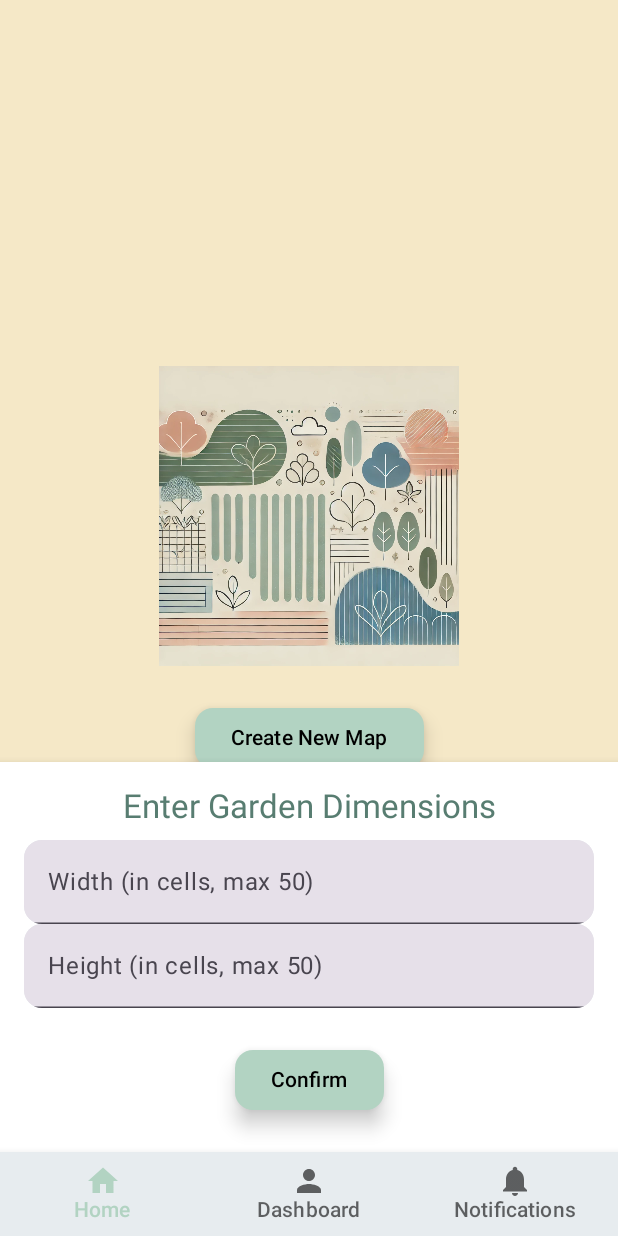
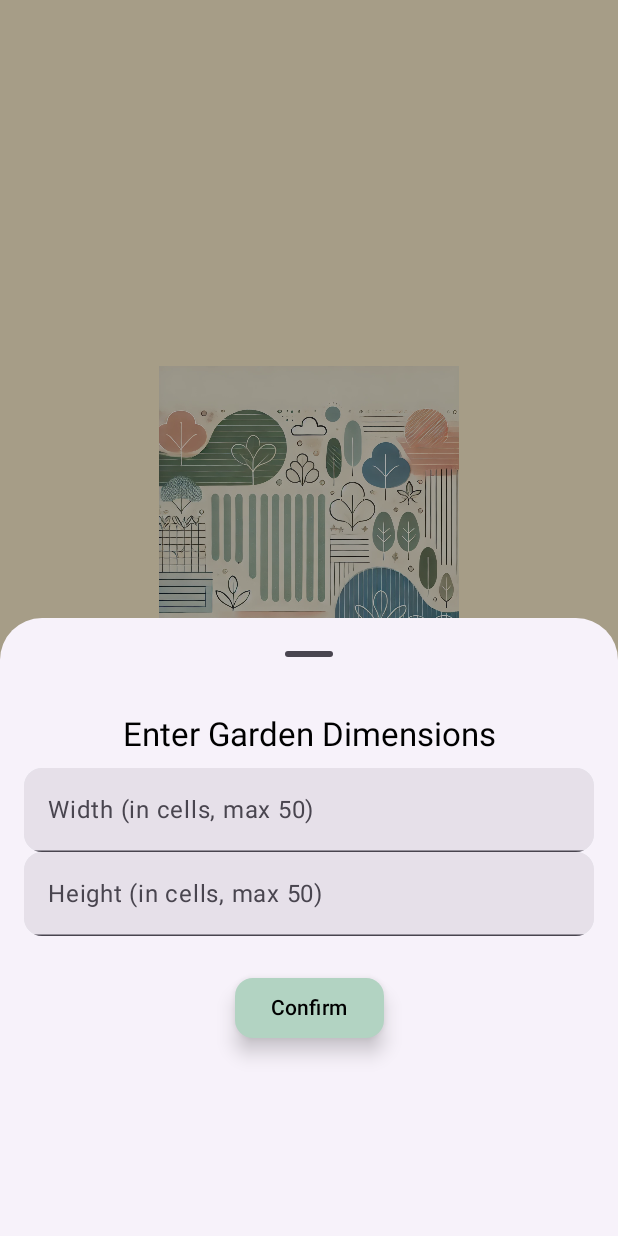
Before and after one commit to szysz3/planty, an Android app built with Jetpack Compose: the screen it shows after launch (MainActivity), after a tap on "Create New Map", on a phone screen of 412 x 824 dp. Run offline under Robolectric (Android 15) with nearby library versions, the phone set to English and light mode, and no system bars; our stand-ins replace Dagger/Hilt's generated code, Timber.

Commit message:
Move home screen state management to view model

```diff
--- a/presentation/src/main/java/szysz3/planty/screen/home/HomeScreen.kt
+++ b/presentation/src/main/java/szysz3/planty/screen/home/HomeScreen.kt
@@ -1,64 +1,47 @@
 package szysz3.planty.screen.home
 
 import androidx.compose.foundation.Image
-import androidx.compose.foundation.background
 import androidx.compose.foundation.layout.Box
 import androidx.compose.foundation.layout.Column
 import androidx.compose.foundation.layout.Spacer
 import androidx.compose.foundation.layout.fillMaxSize
 import androidx.compose.foundation.layout.height
 import androidx.compose.foundation.layout.size
-import androidx.compose.material.BottomSheetScaffold
+import androidx.compose.foundation.layout.wrapContentHeight
+import androidx.compose.material.AlertDialog
 import androidx.compose.material.ExperimentalMaterialApi
-import androidx.compose.material.rememberBottomSheetScaffoldState
-import androidx.compose.material3.MaterialTheme
+import androidx.compose.material3.ExperimentalMaterial3Api
+import androidx.compose.material3.ModalBottomSheet
+import androidx.compose.material3.Text
+import androidx.compose.material3.TextButton
+import androidx.compose.material3.rememberModalBottomSheetState
 import androidx.compose.runtime.Composable
-import androidx.compose.runtime.LaunchedEffect
+import androidx.compose.runtime.collectAsState
 import androidx.compose.runtime.getValue
-import androidx.compose.runtime.mutableStateOf
-import androidx.compose.runtime.remember
-import androidx.compose.runtime.setValue
+import androidx.compose.runtime.rememberCoroutineScope
 import androidx.compose.ui.Alignment
 import androidx.compose.ui.Modifier
 import androidx.compose.ui.res.painterResource
 import androidx.compose.ui.unit.dp
 import androidx.hilt.navigation.compose.hiltViewModel
+import kotlinx.coroutines.launch
 import szysz3.planty.R
 import szysz3.planty.ui.widgets.RoundedButton
 import timber.log.Timber
 
-@OptIn(ExperimentalMaterialApi::class)
+@OptIn(ExperimentalMaterialApi::class, ExperimentalMaterial3Api::class)
 @Composable
 fun HomeScreen(viewModel: HomeScreenViewModel = hiltViewModel()) {
-    var gardenDimensions by remember { mutableStateOf<MapDimensions?>(null) }
-    var isBottomSheetVisible by remember { mutableStateOf(false) }
-    val scaffoldState = rememberBottomSheetScaffoldState()
+    val gardenDimensions by viewModel.gardenDimensions.collectAsState()
+    val isDeleteDialogVisible by viewModel.isDeleteDialogVisible.collectAsState()
+    val isBottomSheetVisible by viewModel.isBottomSheetVisible.collectAsState()
 
-    LaunchedEffect(isBottomSheetVisible) {
-        if (isBottomSheetVisible) {
-            scaffoldState.bottomSheetState.expand()
-        } else {
-            scaffoldState.bottomSheetState.collapse()
-        }
-    }
+    val bottomSheetState = rememberModalBottomSheetState()
+    val coroutineScope = rememberCoroutineScope()
 
-    BottomSheetScaffold(
-        scaffoldState = scaffoldState,
-        sheetContent = {
-            DimensionsInput(
-                onDimensionsSubmitted = { dimensions ->
-                    gardenDimensions = dimensions
-                    isBottomSheetVisible = false
-                }
-            )
-        },
-        sheetPeekHeight = 0.dp,
-        modifier = Modifier.fillMaxSize()
-    ) {
     Box(
         modifier = Modifier
-                .fillMaxSize()
-                .background(MaterialTheme.colorScheme.background),
+            .fillMaxSize(),
         contentAlignment = Alignment.Center
     ) {
         if (gardenDimensions != null) {
@@ -78,11 +61,64 @@ fun HomeScreen(viewModel: HomeScreenViewModel = hiltViewModel()) {
                 )
                 Spacer(modifier = Modifier.height(16.dp))
                 RoundedButton(
-                        onClick = { isBottomSheetVisible = true },
+                    onClick = { viewModel.showBottomSheet(true) },
                     text = "Create New Map",
                 )
             }
         }
     }
+
+    if (isDeleteDialogVisible) {
+        AlertDialog(
+            onDismissRequest = { viewModel.showDeleteDialog(false) },
+            title = { Text(text = "Confirm Delete") },
+            text = { Text(text = "Are you sure you want to delete your garden map?") },
+            confirmButton = {
+                TextButton(
+                    onClick = {
+                        // TODO: perform delete action here
+                        viewModel.setGardenDimensions(MapDimensions(0, 0))
+//                        viewModel.showTopBar(false)
+                        viewModel.showDeleteDialog(false)
+                    }
+                ) {
+                    Text("Delete")
+                }
+            },
+            dismissButton = {
+                TextButton(onClick = {
+                    viewModel.showDeleteDialog(false)
+                }) {
+                    Text("Cancel")
                 }
             }
+        )
+    }
+
+    if (isBottomSheetVisible) {
+        ModalBottomSheet(
+            sheetState = bottomSheetState,
+            modifier = Modifier
+                .fillMaxSize(),
+            onDismissRequest = { viewModel.showBottomSheet(false) }
+        ) {
+            Box(
+                modifier = Modifier.wrapContentHeight()
+            ) {
+                DimensionsInput(
+                    onDimensionsSubmitted = { dimensions ->
+                        viewModel.setGardenDimensions(dimensions)
+//                        viewModel.showTopBar(true)
+                        coroutineScope.launch {
+                            bottomSheetState.hide()
+                        }.invokeOnCompletion {
+                            if (!bottomSheetState.isVisible) {
+                                viewModel.showBottomSheet(false)
+                            }
+                        }
+                    }
+                )
+            }
+        }
+    }
+}
--- a/presentation/src/main/java/szysz3/planty/screen/home/HomeScreenViewModel.kt
+++ b/presentation/src/main/java/szysz3/planty/screen/home/HomeScreenViewModel.kt
@@ -4,18 +4,32 @@ import androidx.lifecycle.ViewModel
 import dagger.hilt.android.lifecycle.HiltViewModel
 import kotlinx.coroutines.flow.MutableStateFlow
 import kotlinx.coroutines.flow.StateFlow
-import szysz3.planty.domain.model.SampleData
+import kotlinx.coroutines.flow.asStateFlow
 import szysz3.planty.domain.usecase.SampleUseCase
-import szysz3.planty.domain.usecase.base.NoParams
 import javax.inject.Inject
 
 @HiltViewModel
-class HomeScreenViewModel @Inject constructor(private val sampleUseCase: SampleUseCase) : ViewModel() {
+class HomeScreenViewModel @Inject constructor(private val sampleUseCase: SampleUseCase) :
+    ViewModel() {
 
-    private val _sampleData = MutableStateFlow<SampleData?>(null)
-    val sampleData: StateFlow<SampleData?> get() = _sampleData
+    private val _gardenDimensions = MutableStateFlow<MapDimensions?>(null)
+    val gardenDimensions: StateFlow<MapDimensions?> = _gardenDimensions.asStateFlow()
 
-    fun getSampleData() {
-        _sampleData.value = sampleUseCase.execute(NoParams())
+    private val _isDeleteDialogVisible = MutableStateFlow(false)
+    val isDeleteDialogVisible: StateFlow<Boolean> = _isDeleteDialogVisible.asStateFlow()
+
+    private val _isBottomSheetVisible = MutableStateFlow(false)
+    val isBottomSheetVisible: StateFlow<Boolean> = _isBottomSheetVisible.asStateFlow()
+
+    fun setGardenDimensions(dimensions: MapDimensions?) {
+        _gardenDimensions.value = dimensions
+    }
+
+    fun showDeleteDialog(show: Boolean) {
+        _isDeleteDialogVisible.value = show
+    }
+
+    fun showBottomSheet(show: Boolean) {
+        _isBottomSheetVisible.value = show
     }
 }
--- a/presentation/src/main/java/szysz3/planty/screen/main/MainScreen.kt
+++ b/presentation/src/main/java/szysz3/planty/screen/main/MainScreen.kt
@@ -1,21 +1,30 @@
 package szysz3.planty.screen.main
 
+import androidx.compose.foundation.layout.Box
 import androidx.compose.foundation.layout.fillMaxSize
+import androidx.compose.foundation.layout.fillMaxWidth
+import androidx.compose.foundation.layout.height
 import androidx.compose.foundation.layout.padding
 import androidx.compose.material.BottomNavigation
 import androidx.compose.material.BottomNavigationItem
 import androidx.compose.material.icons.Icons
-import androidx.compose.material.icons.filled.Home
-import androidx.compose.material.icons.filled.Notifications
-import androidx.compose.material.icons.filled.Person
+import androidx.compose.material.icons.rounded.Delete
+import androidx.compose.material.icons.rounded.Home
+import androidx.compose.material.icons.rounded.Notifications
+import androidx.compose.material.icons.rounded.Person
+import androidx.compose.material3.ExperimentalMaterial3Api
 import androidx.compose.material3.Icon
+import androidx.compose.material3.IconButton
 import androidx.compose.material3.MaterialTheme
 import androidx.compose.material3.Scaffold
 import androidx.compose.material3.Text
+import androidx.compose.material3.TopAppBar
 import androidx.compose.runtime.Composable
 import androidx.compose.runtime.getValue
+import androidx.compose.ui.Alignment
 import androidx.compose.ui.Modifier
 import androidx.compose.ui.graphics.vector.ImageVector
+import androidx.compose.ui.unit.dp
 import androidx.navigation.NavHostController
 import androidx.navigation.compose.NavHost
 import androidx.navigation.compose.composable
@@ -30,7 +39,7 @@ fun MainScreen() {
     val navController = rememberNavController()
     Scaffold(
         modifier = Modifier.fillMaxSize(),
-        bottomBar = { BottomNavigationBar(navController) }
+        bottomBar = { BottomNavigationBar(navController) },
     ) { innerPadding ->
         NavigationGraph(
             navController = navController,
@@ -41,10 +50,10 @@ fun MainScreen() {
 
 // Define the BottomNavigation items
 sealed class BottomNavItem(val route: String, val icon: ImageVector, val title: String) {
-    object Home : BottomNavItem("home", Icons.Default.Home, "Home")
-    object Dashboard : BottomNavItem("dashboard", Icons.Default.Person, "Dashboard")
+    object Home : BottomNavItem("home", Icons.Rounded.Home, "Home")
+    object Dashboard : BottomNavItem("dashboard", Icons.Rounded.Person, "Dashboard")
     object Notifications :
-        BottomNavItem("notifications", Icons.Default.Notifications, "Notifications")
+        BottomNavItem("notifications", Icons.Rounded.Notifications, "Notifications")
 }
 
 @Composable
@@ -118,3 +127,32 @@ fun BottomNavigationBar(navController: NavHostController) {
         }
     }
 }
+
+@OptIn(ExperimentalMaterial3Api::class)
+@Composable
+fun TopBar() {
+    TopAppBar(
+        title = {
+            Box(
+                modifier = Modifier
+                    .fillMaxWidth(),
+                contentAlignment = Alignment.Center // Center the text within the Box
+            ) {
+                Text(
+                    text = "Home",
+                    maxLines = 1
+                )
+            }
+        },
+        actions = {
+            IconButton(onClick = {
+//                isDeleteDialogVisible = true
+            }) {
+                Icon(Icons.Rounded.Delete, contentDescription = "Delete")
+            }
+        },
+        modifier = Modifier
+            .fillMaxWidth()
+            .height(56.dp)
+    )
+}
```
Lines whose indentation alone changed are shown as unchanged.
